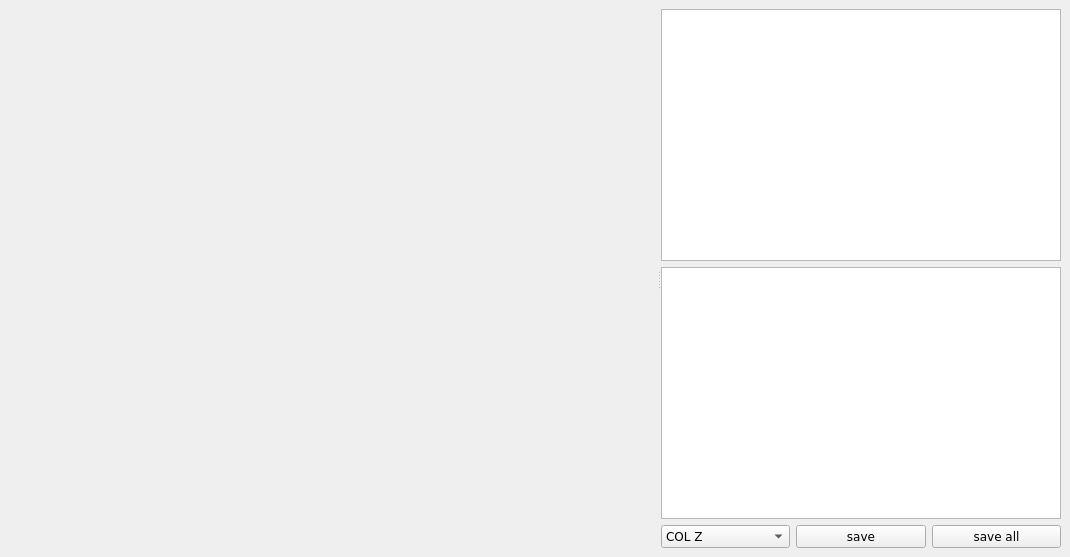
bastianbeischer/analysis, file tools/postAnalysis/postAnalysis/PostAnalysisWindow.ui: the form before one commit.
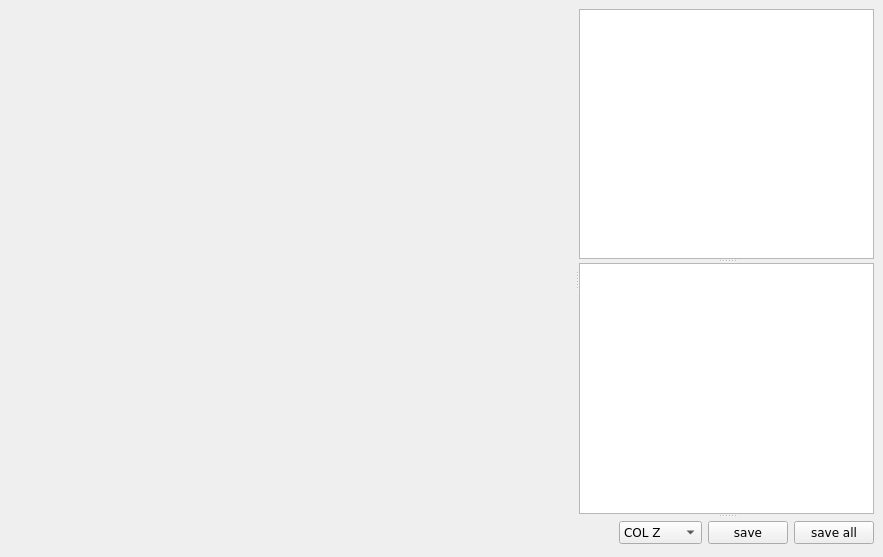
The form after the commit. Custom widgets are drawn as their Qt base class.

Commit message: Repaired PostAnalysisWindow layouts.

```diff
--- a/tools/postAnalysis/postAnalysis/PostAnalysisWindow.ui
+++ b/tools/postAnalysis/postAnalysis/PostAnalysisWindow.ui
@@ -6,7 +6,7 @@
    <rect>
     <x>0</x>
     <y>0</y>
-    <width>1070</width>
+    <width>883</width>
     <height>557</height>
    </rect>
   </property>
@@ -14,19 +14,37 @@
    <string>PERDaix post analysis</string>
   </property>
   <widget class="QWidget" name="mainWidget">
-   <layout class="QHBoxLayout" name="horizontalLayout_2">
-    <item>
-     <widget class="QSplitter" name="splitter">
-      <property name="orientation">
-       <enum>Qt::Horizontal</enum>
-      </property>
-      <widget class="QWidget" name="leftWidget" native="true">
        <layout class="QVBoxLayout" name="verticalLayout_2">
+    <item>
+     <widget class="QSplitter" name="verticalSplitter">
+      <property name="sizePolicy">
+       <sizepolicy hsizetype="Expanding" vsizetype="MinimumExpanding">
+        <horstretch>0</horstretch>
+        <verstretch>0</verstretch>
+       </sizepolicy>
+      </property>
+      <property name="orientation">
+       <enum>Qt::Horizontal</enum>
+      </property>
+      <widget class="QWidget" name="leftWidget" native="true">
+       <property name="sizePolicy">
+        <sizepolicy hsizetype="Minimum" vsizetype="Preferred">
+         <horstretch>1</horstretch>
+         <verstretch>0</verstretch>
+        </sizepolicy>
+       </property>
+       <layout class="QVBoxLayout" name="leftVerticalLayout">
         <property name="margin">
          <number>0</number>
         </property>
         <item>
          <widget class="QLabel" name="titleLabel">
+          <property name="minimumSize">
+           <size>
+            <width>0</width>
+            <height>31</height>
+           </size>
+          </property>
           <property name="font">
            <font>
             <family>DejaVu Sans Mono</family>
@@ -56,34 +74,9 @@
           </property>
          </widget>
         </item>
-        <item>
-         <widget class="QLabel" name="positionLabel">
-          <property name="font">
-           <font>
-            <family>DejaVu Sans Mono</family>
-            <pointsize>12</pointsize>
-           </font>
-          </property>
-          <property name="alignment">
-           <set>Qt::AlignCenter</set>
-          </property>
-         </widget>
-        </item>
        </layout>
       </widget>
       <widget class="QWidget" name="rightWidget" native="true">
-       <property name="minimumSize">
-        <size>
-         <width>400</width>
-         <height>0</height>
-        </size>
-       </property>
-       <property name="maximumSize">
-        <size>
-         <width>200</width>
-         <height>16777215</height>
-        </size>
-       </property>
        <property name="font">
         <font>
          <family>DejaVu Sans</family>
@@ -94,15 +87,24 @@
          <number>0</number>
         </property>
         <item>
-         <widget class="QListWidget" name="canvasListWidget"/>
-        </item>
-        <item>
+         <widget class="QSplitter" name="hirizontalSplitter">
+          <property name="orientation">
+           <enum>Qt::Vertical</enum>
+          </property>
+          <widget class="QListWidget" name="canvasListWidget">
+           <property name="sizePolicy">
+            <sizepolicy hsizetype="Preferred" vsizetype="Expanding">
+             <horstretch>0</horstretch>
+             <verstretch>0</verstretch>
+            </sizepolicy>
+           </property>
+          </widget>
          <widget class="QListWidget" name="plotListWidget">
-          <property name="maximumSize">
-           <size>
-            <width>400</width>
-            <height>16777215</height>
-           </size>
+           <property name="sizePolicy">
+            <sizepolicy hsizetype="Preferred" vsizetype="Expanding">
+             <horstretch>0</horstretch>
+             <verstretch>0</verstretch>
+            </sizepolicy>
           </property>
           <property name="font">
            <font>
@@ -110,9 +112,21 @@
            </font>
           </property>
          </widget>
-        </item>
+          <widget class="QWidget" name="layoutWidget">
+           <layout class="QHBoxLayout" name="controlHorizontalLayout">
         <item>
-         <layout class="QHBoxLayout" name="horizontalLayout">
+             <spacer name="horizontalSpacer">
+              <property name="orientation">
+               <enum>Qt::Horizontal</enum>
+              </property>
+              <property name="sizeHint" stdset="0">
+               <size>
+                <width>40</width>
+                <height>20</height>
+               </size>
+              </property>
+             </spacer>
+            </item>
           <item>
            <widget class="QComboBox" name="plotOptionComboBox">
             <property name="currentIndex">
@@ -147,6 +161,12 @@
           </item>
           <item>
            <widget class="QPushButton" name="saveCanvasButton">
+              <property name="sizePolicy">
+               <sizepolicy hsizetype="Preferred" vsizetype="Fixed">
+                <horstretch>0</horstretch>
+                <verstretch>0</verstretch>
+               </sizepolicy>
+              </property>
             <property name="font">
              <font>
               <family>DejaVu Sans</family>
@@ -159,6 +179,12 @@
           </item>
           <item>
            <widget class="QPushButton" name="saveAllCanvasesButton">
+              <property name="sizePolicy">
+               <sizepolicy hsizetype="Preferred" vsizetype="Fixed">
+                <horstretch>0</horstretch>
+                <verstretch>0</verstretch>
+               </sizepolicy>
+              </property>
             <property name="font">
              <font>
               <family>DejaVu Sans</family>
@@ -170,6 +196,8 @@
            </widget>
           </item>
          </layout>
+          </widget>
+         </widget>
         </item>
        </layout>
       </widget>
```
Lines whose indentation alone changed are shown as unchanged. The commit also changes 1 other file.
